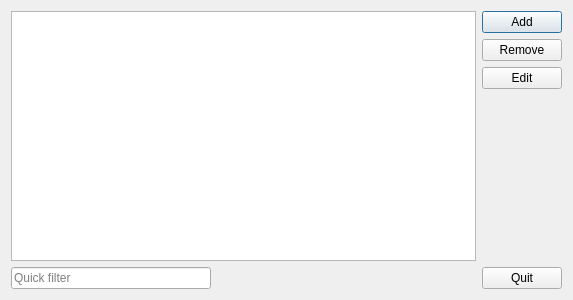
The window that src/View/Qt/TimeLine/MainWin.ui (Tatane/TimeLine) describes before a commit, drawn with Qt 5.
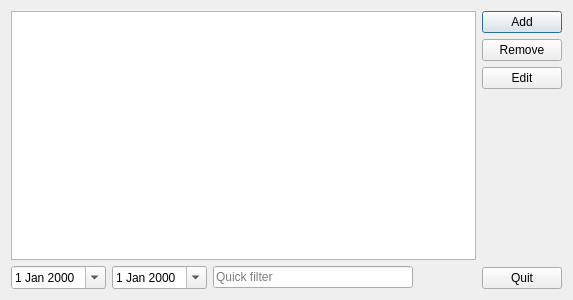
The same window after the commit.

Commit message: Filters by StartDate and EndDate

The edit to the form file:
```diff
--- a/src/View/Qt/TimeLine/MainWin.ui
+++ b/src/View/Qt/TimeLine/MainWin.ui
@@ -37,6 +37,20 @@
      </item>
      <item>
       <layout class="QHBoxLayout" name="horizontalLayout_2">
+       <item>
+        <widget class="QDateEdit" name="dateEditStartTime">
+         <property name="calendarPopup">
+          <bool>true</bool>
+         </property>
+        </widget>
+       </item>
+       <item>
+        <widget class="QDateEdit" name="dateEditEndTime">
+         <property name="calendarPopup">
+          <bool>true</bool>
+         </property>
+        </widget>
+       </item>
        <item>
         <widget class="QLineEdit" name="filter">
          <property name="sizePolicy">
```
The commit also changes 9 other files.
